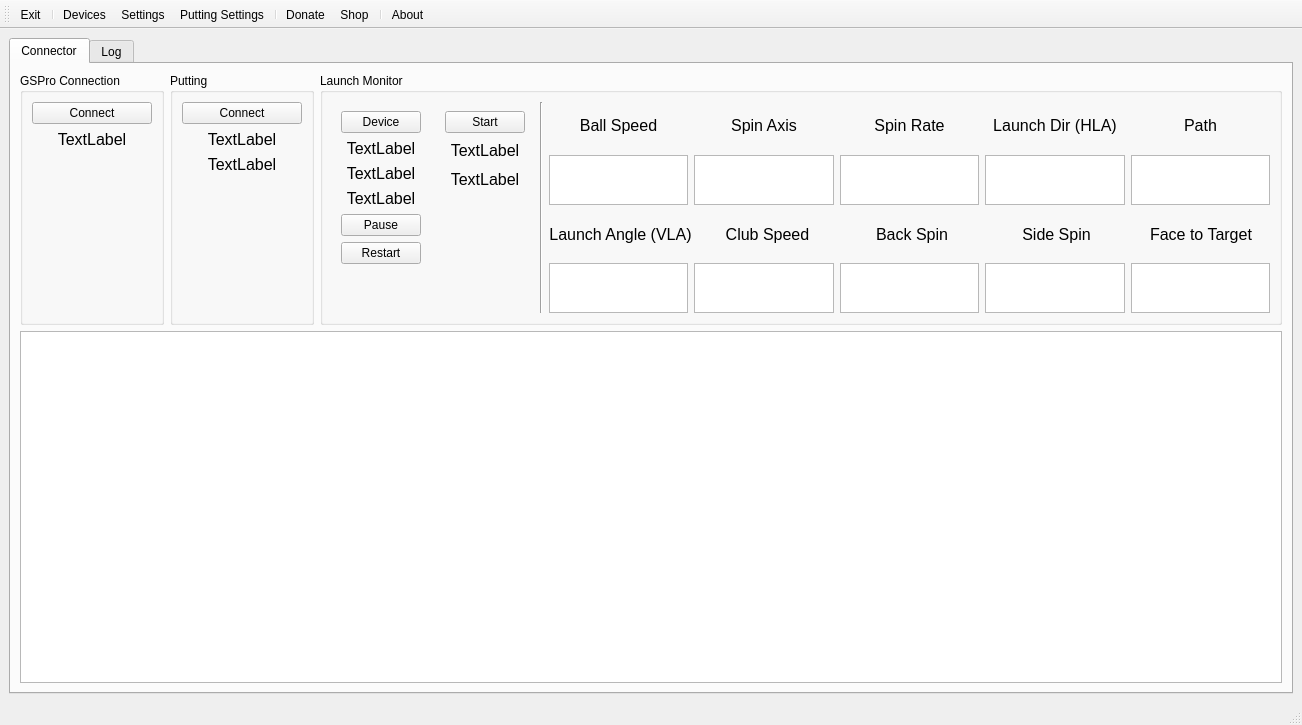
This is src/MainWindow.ui in springbok/MLM2PRO-GSPro-Connector as Qt 5 draws it before an edit. The edited form follows.
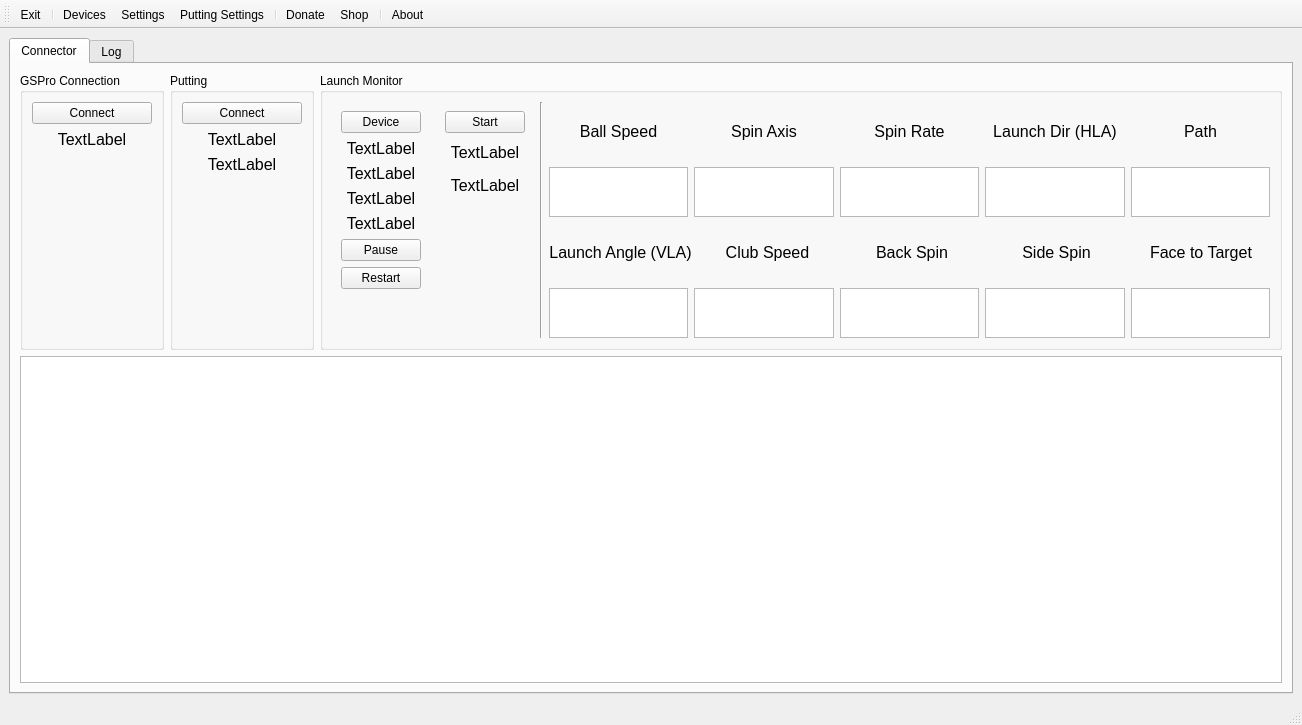
This is the edited form. Icons and pictures are not drawn.

What changed in the file:
```diff
--- a/src/MainWindow.ui
+++ b/src/MainWindow.ui
@@ -374,6 +374,24 @@
                       </property>
                      </widget>
                     </item>
+                    <item>
+                     <widget class="QLabel" name="ocr_training_file_label">
+                      <property name="font">
+                       <font>
+                        <pointsize>12</pointsize>
+                       </font>
+                      </property>
+                      <property name="text">
+                       <string>TextLabel</string>
+                      </property>
+                      <property name="alignment">
+                       <set>Qt::AlignCenter</set>
+                      </property>
+                      <property name="margin">
+                       <number>5</number>
+                      </property>
+                     </widget>
+                    </item>
                     <item>
                      <widget class="QPushButton" name="pause_button">
                       <property name="text">
```
